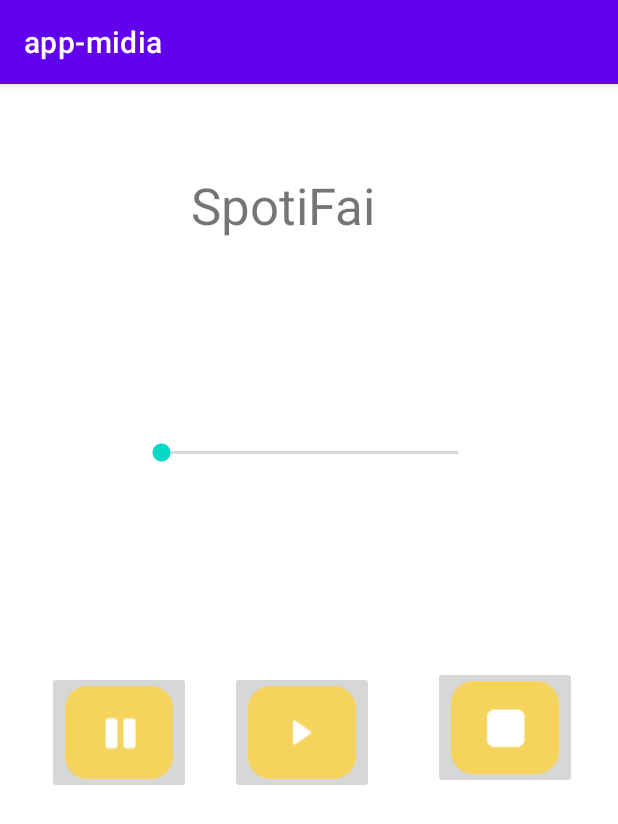
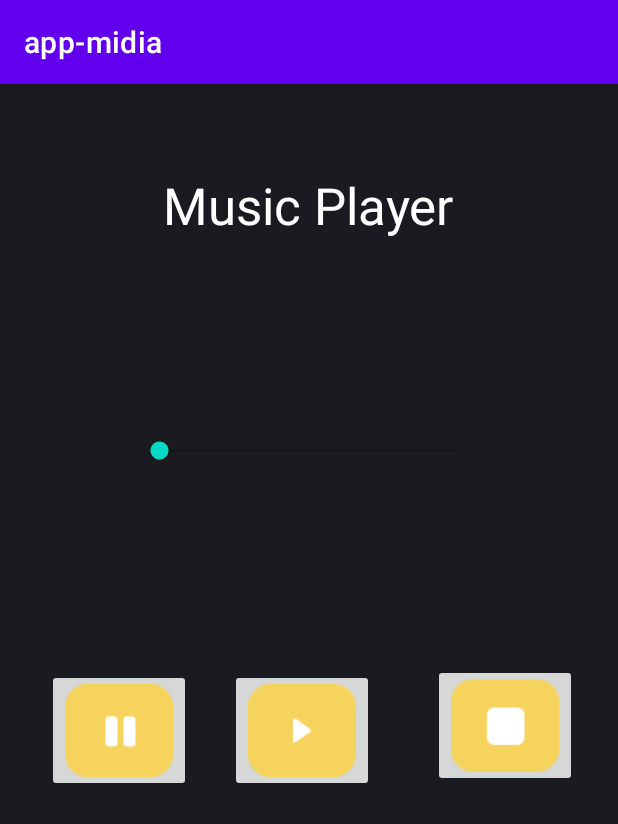
Before and after one commit to Juliolimahen/spotiFAI-aula-mobile-unifai, an Android app: the screen it shows after launch (MainActivity), on a phone screen of 412 x 824 dp. Shown: the top 824 px of the screen. Run offline under Robolectric (Android 15) with nearby library versions, the phone set to English and light mode, and no system bars.

Commit message:
layout app

```diff
--- a/appmidia/app/src/main/res/layout/activity_main.xml
+++ b/appmidia/app/src/main/res/layout/activity_main.xml
@@ -4,16 +4,18 @@
     xmlns:tools="http://schemas.android.com/tools"
     android:layout_width="match_parent"
     android:layout_height="match_parent"
+    android:background="@color/material_dynamic_neutral10"
     tools:context=".MainActivity">
 
     <TextView
         android:id="@+id/txtSpotFai"
         android:layout_width="wrap_content"
         android:layout_height="wrap_content"
-        android:text="SpotiFai"
+        android:text="Music Player"
+        android:textColor="@color/white"
         android:textSize="34sp"
         app:layout_constraintBottom_toBottomOf="parent"
-        app:layout_constraintHorizontal_bias="0.44"
+        app:layout_constraintHorizontal_bias="0.497"
         app:layout_constraintLeft_toLeftOf="parent"
         app:layout_constraintRight_toRightOf="parent"
         app:layout_constraintTop_toTopOf="parent"
@@ -24,9 +26,10 @@
         android:layout_width="230dp"
         android:layout_height="83dp"
         android:layout_marginStart="90dp"
-        android:layout_marginTop="101dp"
+        android:layout_marginTop="100dp"
         android:layout_marginEnd="90dp"
         app:layout_constraintEnd_toEndOf="parent"
+        app:layout_constraintHorizontal_bias="0.0"
         app:layout_constraintStart_toStartOf="parent"
         app:layout_constraintTop_toBottomOf="@+id/txtSpotFai" />
 
```
